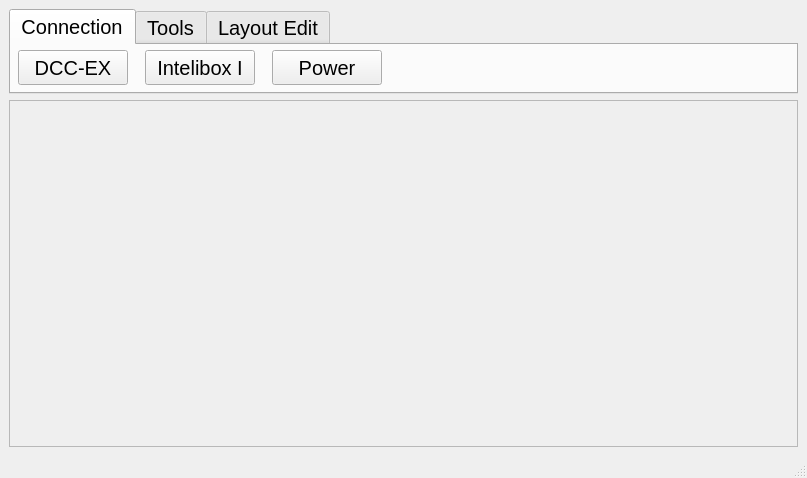
Old version of the form src/mainWindow/ui_mainwindow.ui in the repository ScrollDP/CCSMTR.
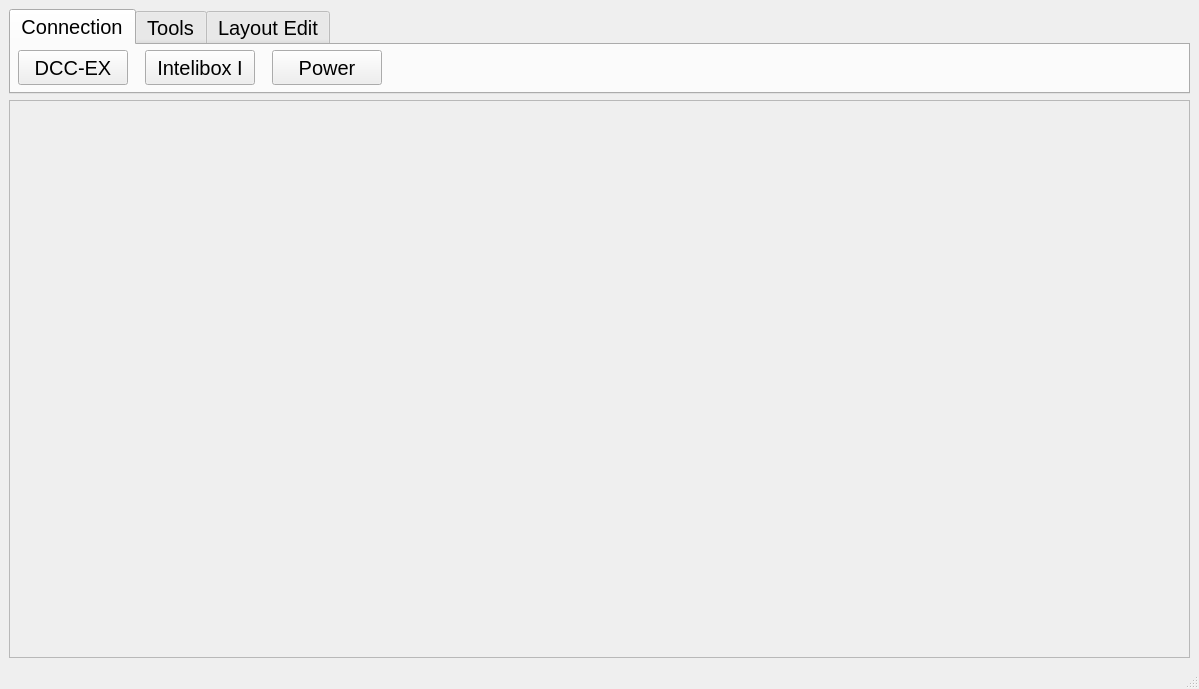
New version of the form. The open tabs and pages were chosen to show the change.

```diff
--- a/src/mainWindow/ui_mainwindow.ui
+++ b/src/mainWindow/ui_mainwindow.ui
@@ -6,8 +6,8 @@
    <rect>
     <x>0</x>
     <y>0</y>
-    <width>807</width>
-    <height>478</height>
+    <width>1199</width>
+    <height>689</height>
    </rect>
   </property>
   <property name="sizePolicy">
```
Left out of the diff: 4 changed lines with no effect on the pictures.
